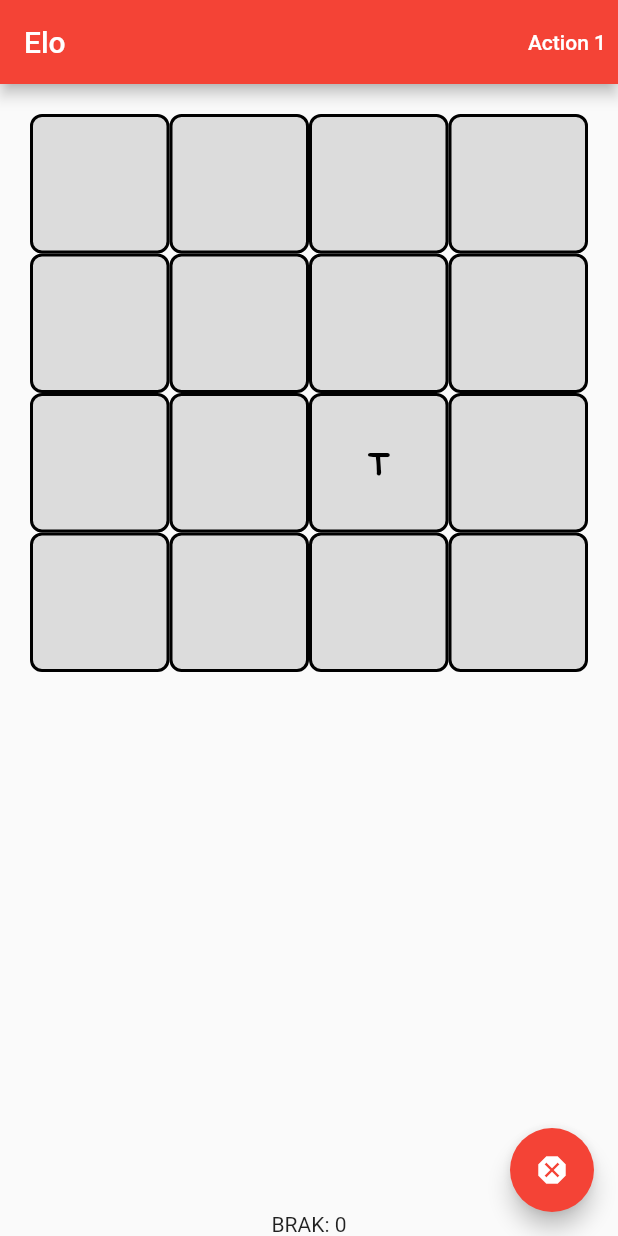
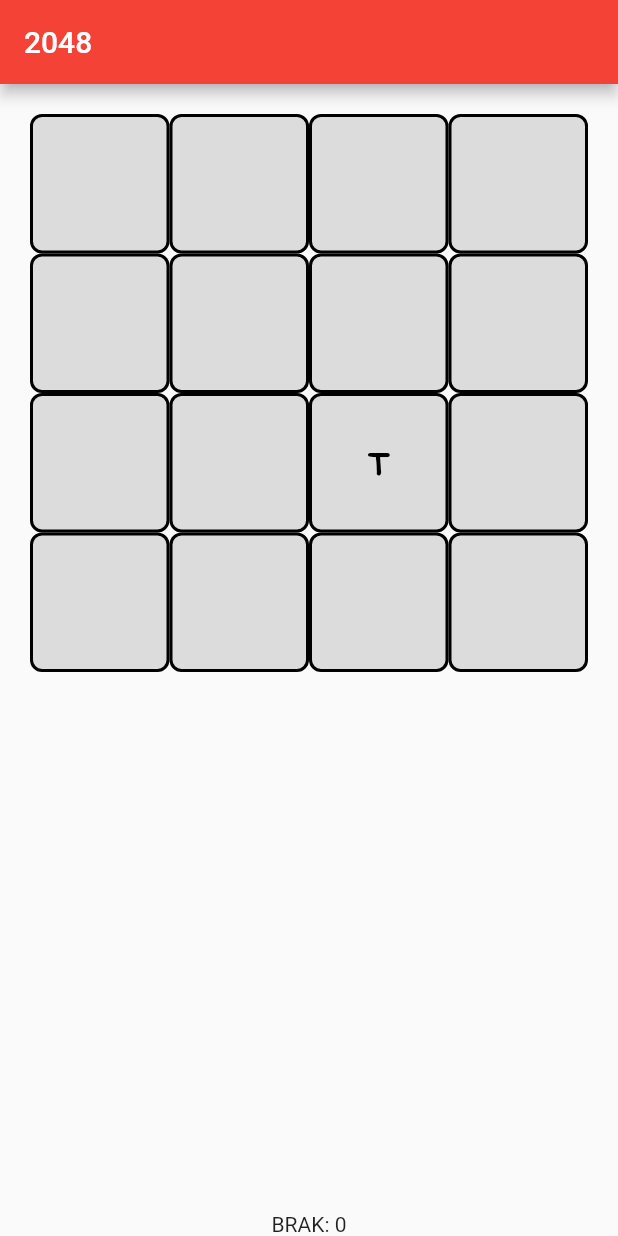
Before and after one commit to Io-Maciek/flutter_test, a Flutter app: the screen it shows after launch, on a phone screen of 412 x 824 dp. Run offline on Flutter 3.47's test engine with Material 2 defaults, Android fonts, the phone set to English and light mode, and no system bars; our stand-ins replace shared_preferences.

Commit message:
3.0 github pages działa! HUUUGE

```diff
--- a/lib/main.dart
+++ b/lib/main.dart
@@ -1,6 +1,5 @@
 import 'package:flutter/material.dart';
 import 'package:my_first_flutter/MainGrid.dart';
-import 'package:my_first_flutter/SudokuPole.dart';
 
 void main() {
   runApp(const MyApp());
@@ -13,11 +12,11 @@ class MyApp extends StatelessWidget {
   @override
   Widget build(BuildContext context) {
     return MaterialApp(
-      title: 'Eluwa',
+      title: '2048 - preview',
       theme: ThemeData(
         primarySwatch: Colors.red,
       ),
-      home: const MyHomePage(title: 'Elo'),
+      home: const MyHomePage(title: '2048'),
     );
   }
 }
@@ -32,27 +31,25 @@ class MyHomePage extends StatefulWidget {
 }
 
 class _MyHomePageState extends State<MyHomePage> {
-  void _incrementCounter() {
-    print("Kliknięto COŚ na pewno");
-  }
-
   @override
   Widget build(BuildContext context) {
-    final ButtonStyle style =
-        TextButton.styleFrom(primary: Theme.of(context).colorScheme.onPrimary);
 
     return Scaffold(
-        appBar: AppBar(title: Text(widget.title), actions: [
-          TextButton(
-              style: style,
-              onPressed: _incrementCounter,
-              child: const Text('Action 1')),
-        ]),
-        body: MainGrid(),
-        floatingActionButton: FloatingActionButton(
+      appBar: AppBar(
+        title: Text(widget.title),
+        /*actions: [
+        TextButton(
+            style: TextButton.styleFrom(primary: Theme.of(context).colorScheme.onPrimary),
+            onPressed: _incrementCounter,
+            child: const Text('Action 1')),
+      ]*/
+      ),
+      body: const MainGrid(),
+      /* floatingActionButton: FloatingActionButton(
           onPressed: _incrementCounter,
           tooltip: "Dodaj",
           child: const Icon(Icons.dangerous),
-        ));
+        )*/
+    );
   }
 }
```
Also changed, not shown: lib/MainGrid.dart (+8 -8 lines), 1 other file.
